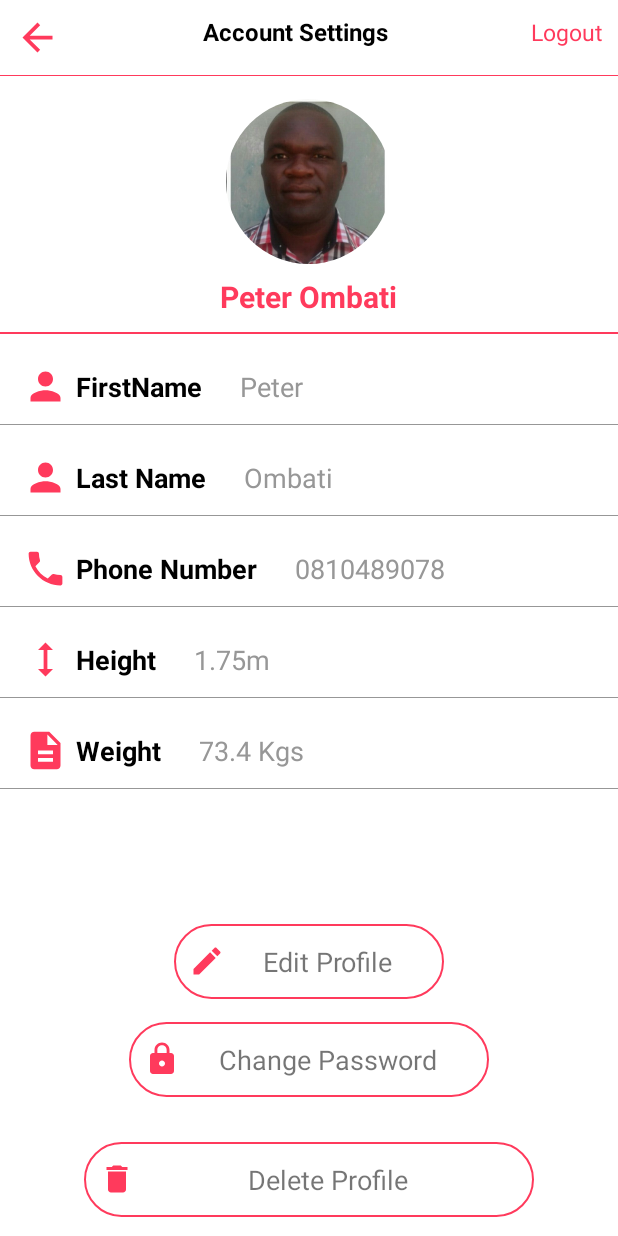
After one commit to MuntashirBinSolaiman/ultimate-fitness, an Android app: the ProfilePage screen opened directly, with no data from a screen before it, on a phone screen of 412 x 824 dp. The commit adds this screen. Run offline under Robolectric (Android 15) with nearby library versions, the phone set to English and light mode, and no system bars; our stand-ins replace CircleImageView.

Commit message:
Profile Page UI added and Home button fix.

```diff
--- a/app/build.gradle
+++ b/app/build.gradle
@@ -44,9 +44,12 @@ dependencies {
     implementation 'androidx.legacy:legacy-support-v4:1.0.0'
     implementation 'com.google.firebase:firebase-auth:19.2.0'
     implementation 'com.google.firebase:firebase-firestore:21.4.0'
+    implementation 'com.mikhaellopez:circularimageview:4.3.0'
     testImplementation 'junit:junit:4.+'
     androidTestImplementation 'androidx.test.ext:junit:1.1.2'
     androidTestImplementation 'androidx.test.espresso:espresso-core:3.3.0'
+    implementation 'com.mikhaellopez:circularimageview:4.3.0'
+
 
     implementation 'de.hdodenhof:circleimageview:3.1.0'
 }
--- a/app/src/main/AndroidManifest.xml
+++ b/app/src/main/AndroidManifest.xml
@@ -9,6 +9,9 @@
         android:roundIcon="@mipmap/ic_launcher_round"
         android:supportsRtl="true"
         android:theme="@style/Theme.Ultimate_Fitness">
+        <activity
+            android:name=".ProfilePage"
+            android:exported="true" />
         <activity
             android:name=".ForgotPassword"
             android:exported="true" />
--- a/app/src/main/java/com/run/ultimate_fitness/MainActivity.java
+++ b/app/src/main/java/com/run/ultimate_fitness/MainActivity.java
@@ -1,5 +1,6 @@
 package com.run.ultimate_fitness;
 
+import android.content.Intent;
 import android.os.Bundle;
 import android.os.CountDownTimer;
 import android.view.View;
@@ -81,4 +82,9 @@ public class MainActivity extends AppCompatActivity {
             System.out.println(waterProgress);
         }
 
+        public void goToProfile(View view){
+            Intent intent = new Intent(MainActivity.this, ProfilePage.class);
+            startActivity(intent);
+        }
+
 }
--- /dev/null
+++ b/app/src/main/java/com/run/ultimate_fitness/ProfilePage.java
@@ -0,0 +1,18 @@
+package com.run.ultimate_fitness;
+
+import androidx.appcompat.app.AppCompatActivity;
+
+import android.os.Bundle;
+
+public class ProfilePage extends AppCompatActivity {
+
+    @Override
+    protected void onCreate(Bundle savedInstanceState) {
+        super.onCreate(savedInstanceState);
+        setContentView(R.layout.activity_profile_page);
+
+        if (getSupportActionBar() != null) {
+            getSupportActionBar().hide();
+        }
+    }
+}
--- /dev/null
+++ b/app/src/main/res/drawable/bg_button.xml
@@ -0,0 +1,9 @@
+<?xml version="1.0" encoding="utf-8"?>
+<shape xmlns:android="http://schemas.android.com/apk/res/android"
+    android:shape="rectangle">
+
+    <corners android:radius="80dp"/>
+    <stroke android:width="1dp"
+        android:color="@color/login_color_scheme"/>
+
+</shape>
--- /dev/null
+++ b/app/src/main/res/drawable/ic_arrow_back.xml
@@ -0,0 +1,5 @@
+<vector android:height="24dp" android:tint="#FF3A5C"
+    android:viewportHeight="24" android:viewportWidth="24"
+    android:width="24dp" xmlns:android="http://schemas.android.com/apk/res/android">
+    <path android:fillColor="@android:color/white" android:pathData="M20,11H7.83l5.59,-5.59L12,4l-8,8 8,8 1.41,-1.41L7.83,13H20v-2z"/>
+</vector>
--- /dev/null
+++ b/app/src/main/res/drawable/ic_delete.xml
@@ -0,0 +1,5 @@
+<vector android:height="24dp" android:tint="#FF3A5C"
+    android:viewportHeight="24" android:viewportWidth="24"
+    android:width="24dp" xmlns:android="http://schemas.android.com/apk/res/android">
+    <path android:fillColor="@android:color/white" android:pathData="M6,19c0,1.1 0.9,2 2,2h8c1.1,0 2,-0.9 2,-2V7H6v12zM19,4h-3.5l-1,-1h-5l-1,1H5v2h14V4z"/>
+</vector>
--- /dev/null
+++ b/app/src/main/res/drawable/ic_description.xml
@@ -0,0 +1,5 @@
+<vector android:height="24dp" android:tint="#FF3A5C"
+    android:viewportHeight="24" android:viewportWidth="24"
+    android:width="24dp" xmlns:android="http://schemas.android.com/apk/res/android">
+    <path android:fillColor="@android:color/white" android:pathData="M14,2L6,2c-1.1,0 -1.99,0.9 -1.99,2L4,20c0,1.1 0.89,2 1.99,2L18,22c1.1,0 2,-0.9 2,-2L20,8l-6,-6zM16,18L8,18v-2h8v2zM16,14L8,14v-2h8v2zM13,9L13,3.5L18.5,9L13,9z"/>
+</vector>
--- /dev/null
+++ b/app/src/main/res/drawable/ic_edit.xml
@@ -0,0 +1,5 @@
+<vector android:height="24dp" android:tint="#FF3A5C"
+    android:viewportHeight="24" android:viewportWidth="24"
+    android:width="24dp" xmlns:android="http://schemas.android.com/apk/res/android">
+    <path android:fillColor="@android:color/white" android:pathData="M3,17.25V21h3.75L17.81,9.94l-3.75,-3.75L3,17.25zM20.71,7.04c0.39,-0.39 0.39,-1.02 0,-1.41l-2.34,-2.34c-0.39,-0.39 -1.02,-0.39 -1.41,0l-1.83,1.83 3.75,3.75 1.83,-1.83z"/>
+</vector>
--- /dev/null
+++ b/app/src/main/res/drawable/ic_email.xml
@@ -0,0 +1,5 @@
+<vector android:height="24dp" android:tint="#FF3A5C"
+    android:viewportHeight="24" android:viewportWidth="24"
+    android:width="24dp" xmlns:android="http://schemas.android.com/apk/res/android">
+    <path android:fillColor="@android:color/white" android:pathData="M20,4L4,4c-1.1,0 -1.99,0.9 -1.99,2L2,18c0,1.1 0.9,2 2,2h16c1.1,0 2,-0.9 2,-2L22,6c0,-1.1 -0.9,-2 -2,-2zM20,8l-8,5 -8,-5L4,6l8,5 8,-5v2z"/>
+</vector>
--- /dev/null
+++ b/app/src/main/res/drawable/ic_height.xml
@@ -0,0 +1,5 @@
+<vector android:height="24dp" android:tint="#FF3A5C"
+    android:viewportHeight="24" android:viewportWidth="24"
+    android:width="24dp" xmlns:android="http://schemas.android.com/apk/res/android">
+    <path android:fillColor="@android:color/white" android:pathData="M13,6.99l3,0l-4,-3.99l-4,3.99l3,0l0,10.02l-3,0l4,3.99l4,-3.99l-3,0z"/>
+</vector>
--- /dev/null
+++ b/app/src/main/res/drawable/ic_lock.xml
@@ -0,0 +1,5 @@
+<vector android:height="24dp" android:tint="#FF3A5C"
+    android:viewportHeight="24" android:viewportWidth="24"
+    android:width="24dp" xmlns:android="http://schemas.android.com/apk/res/android">
+    <path android:fillColor="@android:color/white" android:pathData="M18,8h-1L17,6c0,-2.76 -2.24,-5 -5,-5S7,3.24 7,6v2L6,8c-1.1,0 -2,0.9 -2,2v10c0,1.1 0.9,2 2,2h12c1.1,0 2,-0.9 2,-2L20,10c0,-1.1 -0.9,-2 -2,-2zM12,17c-1.1,0 -2,-0.9 -2,-2s0.9,-2 2,-2 2,0.9 2,2 -0.9,2 -2,2zM15.1,8L8.9,8L8.9,6c0,-1.71 1.39,-3.1 3.1,-3.1 1.71,0 3.1,1.39 3.1,3.1v2z"/>
+</vector>
--- /dev/null
+++ b/app/src/main/res/drawable/ic_person.xml
@@ -0,0 +1,5 @@
+<vector android:height="24dp" android:tint="#FF3A5C"
+    android:viewportHeight="24" android:viewportWidth="24"
+    android:width="24dp" xmlns:android="http://schemas.android.com/apk/res/android">
+    <path android:fillColor="@android:color/white" android:pathData="M12,12c2.21,0 4,-1.79 4,-4s-1.79,-4 -4,-4 -4,1.79 -4,4 1.79,4 4,4zM12,14c-2.67,0 -8,1.34 -8,4v2h16v-2c0,-2.66 -5.33,-4 -8,-4z"/>
+</vector>
--- /dev/null
+++ b/app/src/main/res/drawable/ic_phone.xml
@@ -0,0 +1,5 @@
+<vector android:height="24dp" android:tint="#FF3A5C"
+    android:viewportHeight="24" android:viewportWidth="24"
+    android:width="24dp" xmlns:android="http://schemas.android.com/apk/res/android">
+    <path android:fillColor="@android:color/white" android:pathData="M6.62,10.79c1.44,2.83 3.76,5.14 6.59,6.59l2.2,-2.2c0.27,-0.27 0.67,-0.36 1.02,-0.24 1.12,0.37 2.33,0.57 3.57,0.57 0.55,0 1,0.45 1,1V20c0,0.55 -0.45,1 -1,1 -9.39,0 -17,-7.61 -17,-17 0,-0.55 0.45,-1 1,-1h3.5c0.55,0 1,0.45 1,1 0,1.25 0.2,2.45 0.57,3.57 0.11,0.35 0.03,0.74 -0.25,1.02l-2.2,2.2z"/>
+</vector>
--- /dev/null
+++ b/app/src/main/res/layout/activity_profile_page.xml
@@ -0,0 +1,287 @@
+<?xml version="1.0" encoding="utf-8"?>
+<LinearLayout
+    xmlns:android="http://schemas.android.com/apk/res/android"
+    xmlns:app="http://schemas.android.com/apk/res-auto"
+    xmlns:tools="http://schemas.android.com/tools"
+    android:layout_width="match_parent"
+    android:layout_height="match_parent"
+    android:orientation="vertical"
+    tools:context=".ProfilePage">
+
+    <include layout="@layout/toolbar"/>
+
+    <ScrollView
+        android:layout_width="match_parent"
+        android:layout_height="wrap_content">
+
+        <LinearLayout
+            android:layout_width="match_parent"
+            android:layout_height="wrap_content"
+            android:orientation="vertical">
+
+            <LinearLayout
+                android:layout_width="match_parent"
+                android:layout_height="wrap_content"
+                android:gravity="center"
+                android:orientation="vertical"
+                android:paddingTop="15dp">
+
+                <de.hdodenhof.circleimageview.CircleImageView
+                    android:layout_width="110dp"
+                    android:layout_height="110dp"
+                    android:src="@drawable/ombati" />
+                <TextView
+                    android:layout_width="wrap_content"
+                    android:layout_height="wrap_content"
+                    android:text="Peter Ombati"
+                    android:textColor="@color/login_color_scheme"
+                    android:textSize="20dp"
+                    android:layout_marginTop="8dp"
+                    android:textStyle="bold"/>
+                <View
+                    android:layout_width="match_parent"
+                    android:layout_height="1dp"
+                    android:background="@color/login_color_scheme"
+                    android:layout_marginTop="10dp"/>
+
+            </LinearLayout>
+
+            <LinearLayout
+                android:layout_width="match_parent"
+                android:layout_height="wrap_content"
+                android:orientation="horizontal"
+                android:paddingStart="15dp"
+                android:paddingEnd="15dp"
+                android:layout_marginTop="20dp"
+                android:gravity="center_vertical">
+
+                <ImageView
+                    android:layout_width="30dp"
+                    android:layout_height="30dp"
+                    android:src="@drawable/ic_person"/>
+                <TextView
+                    android:layout_width="wrap_content"
+                    android:layout_height="wrap_content"
+                    android:text="FirstName"
+                    android:textStyle="bold"
+                    android:textSize="18dp"
+                    android:textColor="@color/black"
+                    android:layout_marginLeft="5dp"/>
+
+                <TextView
+                    android:layout_width="wrap_content"
+                    android:layout_height="wrap_content"
+                    android:text="Peter"
+                    android:layout_marginLeft="25dp"
+                    android:textSize="18dp"
+                    android:textColor="@color/darker_grey"/>
+            </LinearLayout>
+            <View
+                android:layout_width="match_parent"
+                android:layout_height="0.5dp"
+                android:background="@color/darker_grey"
+                android:layout_marginTop="10dp"
+                android:paddingRight="15dp"
+                android:paddingLeft="15dp"/>
+
+            <LinearLayout
+                android:layout_width="match_parent"
+                android:layout_height="wrap_content"
+                android:orientation="horizontal"
+                android:paddingStart="15dp"
+                android:paddingEnd="15dp"
+                android:layout_marginTop="20dp"
+                android:gravity="center_vertical">
+
+                <ImageView
+                    android:layout_width="30dp"
+                    android:layout_height="30dp"
+                    android:src="@drawable/ic_person"/>
+                <TextView
+                    android:layout_width="wrap_content"
+                    android:layout_height="wrap_content"
+                    android:text="Last Name"
+                    android:textStyle="bold"
+                    android:textSize="18dp"
+                    android:textColor="@color/black"
+                    android:layout_marginLeft="5dp"/>
+
+                <TextView
+                    android:layout_width="wrap_content"
+                    android:layout_height="wrap_content"
+                    android:text="Ombati"
+                    android:layout_marginLeft="25dp"
+                    android:textSize="18dp"
+                    android:textColor="@color/darker_grey"/>
+            </LinearLayout>
+            <View
+                android:layout_width="match_parent"
+                android:layout_height="0.5dp"
+                android:background="@color/darker_grey"
+                android:layout_marginTop="10dp"
+                android:paddingRight="15dp"
+                android:paddingLeft="15dp"/>
+
+            <LinearLayout
+                android:layout_width="match_parent"
+                android:layout_height="wrap_content"
+                android:orientation="horizontal"
+                android:paddingStart="15dp"
+                android:paddingEnd="15dp"
+                android:layout_marginTop="20dp"
+                android:gravity="center_vertical">
+
+                <ImageView
+                    android:layout_width="30dp"
+                    android:layout_height="30dp"
+                    android:src="@drawable/ic_phone"/>
+                <TextView
+                    android:layout_width="wrap_content"
+                    android:layout_height="wrap_content"
+                    android:text="Phone Number"
+                    android:textStyle="bold"
+                    android:textSize="18dp"
+                    android:textColor="@color/black"
+                    android:layout_marginLeft="5dp"/>
+
+                <TextView
+                    android:layout_width="wrap_content"
+                    android:layout_height="wrap_content"
+                    android:text="0810489078"
+                    android:layout_marginLeft="25dp"
+                    android:textSize="18dp"
+                    android:textColor="@color/darker_grey"/>
+            </LinearLayout>
+            <View
+                android:layout_width="match_parent"
+                android:layout_height="0.5dp"
+                android:background="@color/darker_grey"
+                android:layout_marginTop="10dp"
+                android:paddingRight="15dp"
+                android:paddingLeft="15dp"/>
+
+            <LinearLayout
+                android:layout_width="match_parent"
+                android:layout_height="wrap_content"
+                android:orientation="horizontal"
+                android:paddingStart="15dp"
+                android:paddingEnd="15dp"
+                android:layout_marginTop="20dp"
+                android:gravity="center_vertical">
+
+                <ImageView
+                    android:layout_width="30dp"
+                    android:layout_height="30dp"
+                    android:src="@drawable/ic_height"/>
+                <TextView
+                    android:layout_width="wrap_content"
+                    android:layout_height="wrap_content"
+                    android:text="Height"
+                    android:textStyle="bold"
+                    android:textSize="18dp"
+                    android:textColor="@color/black"
+                    android:layout_marginLeft="5dp"/>
+
+                <TextView
+                    android:layout_width="wrap_content"
+                    android:layout_height="wrap_content"
+                    android:text="1.75m"
+                    android:layout_marginLeft="25dp"
+                    android:textSize="18dp"
+                    android:textColor="@color/darker_grey"/>
+            </LinearLayout>
+            <View
+                android:layout_width="match_parent"
+                android:layout_height="0.5dp"
+                android:background="@color/darker_grey"
+                android:layout_marginTop="10dp"
+                android:paddingRight="15dp"
+                android:paddingLeft="15dp"/>
+
+            <LinearLayout
+                android:layout_width="match_parent"
+                android:layout_height="wrap_content"
+                android:orientation="horizontal"
+                android:paddingStart="15dp"
+                android:paddingEnd="15dp"
+                android:layout_marginTop="20dp"
+                android:gravity="center_vertical">
+
+                <ImageView
+                    android:layout_width="30dp"
+                    android:layout_height="30dp"
+                    android:src="@drawable/ic_description"/>
+                <TextView
+                    android:layout_width="wrap_content"
+                    android:layout_height="wrap_content"
+                    android:text="Weight"
+                    android:textStyle="bold"
+                    android:textSize="18dp"
+                    android:textColor="@color/black"
+                    android:layout_marginLeft="5dp"/>
+
+                <TextView
+                    android:layout_width="wrap_content"
+                    android:layout_height="wrap_content"
+                    android:text="73.4 Kgs"
+                    android:layout_marginLeft="25dp"
+                    android:textSize="18dp"
+                    android:textColor="@color/darker_grey"/>
+            </LinearLayout>
+            <View
+                android:layout_width="match_parent"
+                android:layout_height="0.5dp"
+                android:background="@color/darker_grey"
+                android:layout_marginTop="10dp"
+                android:paddingRight="15dp"
+                android:paddingLeft="15dp"/>
+
+            <LinearLayout
+                android:layout_width="match_parent"
+                android:layout_height="wrap_content"
+                android:layout_marginTop="90dp"
+                android:orientation="vertical"
+                android:gravity="center">
+
+                <TextView
+                    android:layout_width="180dp"
+                    android:layout_height="50dp"
+                    android:background="@drawable/bg_button"
+                    android:text="Edit Profile"
+                    android:padding="10dp"
+                    android:gravity="center"
+                    android:textSize="18dp"
+                    android:drawableLeft="@drawable/ic_edit"
+                    android:paddingLeft="-10dp"/>
+
+                <TextView
+                    android:layout_width="240dp"
+                    android:layout_height="50dp"
+                    android:background="@drawable/bg_button"
+                    android:text="Change Password"
+                    android:padding="10dp"
+                    android:gravity="center"
+                    android:textSize="18dp"
+                    android:drawableLeft="@drawable/ic_lock"
+                    android:paddingLeft="20dp"
+                    android:layout_marginTop="15dp"/>
+
+                <TextView
+                    android:layout_width="300dp"
+                    android:layout_height="50dp"
+                    android:background="@drawable/bg_button"
+                    android:text="Delete Profile"
+                    android:padding="10dp"
+                    android:gravity="center"
+                    android:textSize="18dp"
+                    android:drawableLeft="@drawable/ic_delete"
+                    android:paddingLeft="40dp"
+                    android:layout_marginTop="30dp"/>
+
+            </LinearLayout>
+
+        </LinearLayout>
+
+    </ScrollView>
+
+</LinearLayout>
--- a/app/src/main/res/layout/fragment_home.xml
+++ b/app/src/main/res/layout/fragment_home.xml
@@ -51,12 +51,15 @@
                         android:layout_gravity="top|left" />
 
                 <ImageView
-                    android:layout_gravity="top|right"
+                    android:layout_width="wrap_content"
+                    android:layout_height="wrap_content"
                     android:layout_row="0"
                     android:layout_column="1"
+                    android:layout_gravity="top|right"
                     android:layout_marginTop="40dp"
                     android:layout_marginRight="10dp"
-                    android:src="@drawable/ic_settings"/>
+                    android:onClick="goToProfile"
+                    android:src="@drawable/ic_settings" />
 
 <!--                    <TextView
                         android:layout_width="wrap_content"
--- /dev/null
+++ b/app/src/main/res/layout/toolbar.xml
@@ -0,0 +1,49 @@
+<?xml version="1.0" encoding="utf-8"?>
+<RelativeLayout
+    xmlns:android="http://schemas.android.com/apk/res/android"
+    android:layout_width="match_parent"
+    android:layout_height="wrap_content"
+    android:orientation="horizontal"
+    >
+
+    <LinearLayout
+        android:layout_width="match_parent"
+        android:layout_height="wrap_content"
+        android:padding="10dp"
+        android:orientation="horizontal"
+        android:id="@+id/liner_ll">
+
+        <ImageView
+            android:layout_width="30dp"
+            android:layout_height="30dp"
+            android:src="@drawable/ic_arrow_back"
+            android:layout_alignParentLeft="true"/>
+
+        <TextView
+            android:layout_weight="1"
+            android:layout_width="0dp"
+            android:layout_height="wrap_content"
+            android:text="Account Settings"
+            android:textSize="16dp"
+            android:gravity="center"
+            android:textStyle="bold"
+            android:textColor="@color/black"/>
+        <TextView
+            android:layout_width="wrap_content"
+            android:layout_height="wrap_content"
+            android:text="Logout"
+            android:textColor="@color/login_color_scheme"
+            android:layout_alignParentRight="true"
+            android:textStyle="normal"
+            android:textSize="15dp"/>
+    </LinearLayout>
+
+    <View
+        android:layout_width="match_parent"
+        android:layout_height="0.5dp"
+        android:background="@color/login_color_scheme"
+        android:layout_below="@+id/liner_ll"
+        android:paddingRight="8dp"
+        android:paddingLeft="8dp"/>
+
+</RelativeLayout>
--- a/app/src/main/res/values/colors.xml
+++ b/app/src/main/res/values/colors.xml
@@ -13,5 +13,8 @@
     <color name="light_blue_A400">#FF00B0FF</color>
     <color name="black_overlay">#66000000</color>
     <color name="light_grey">#D3D3D3</color>
+    <color name="login_color_scheme">#FF3A5C</color>
+    <color name="darker_grey">#979797</color>
+
 
 </resources>
```
Also changed, not shown: app/src/main/res/drawable/ombati.jpg (added).
